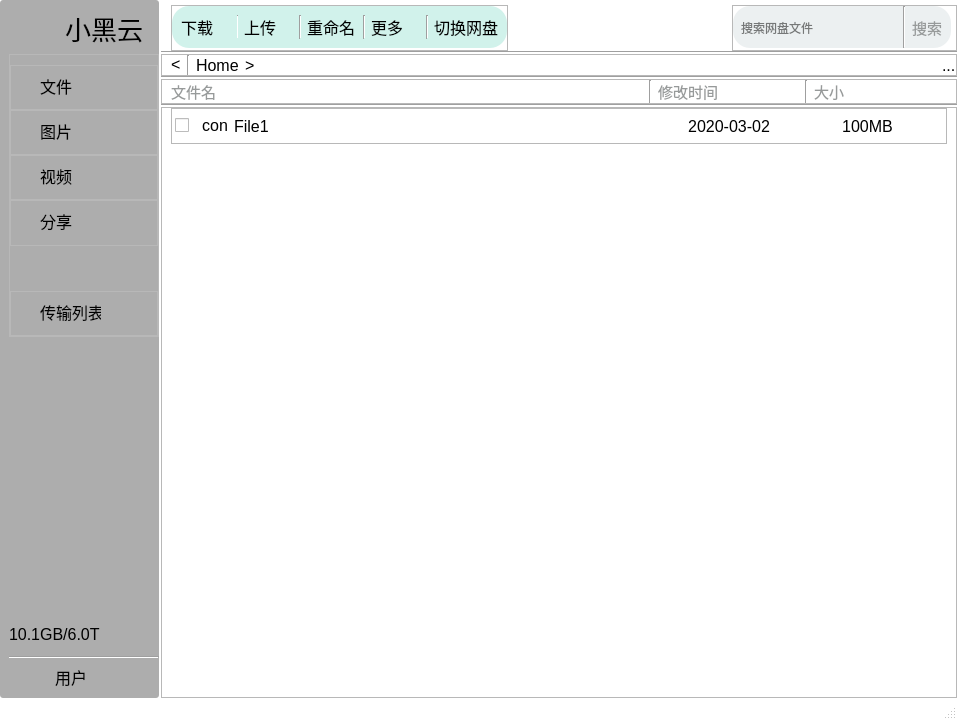
aibotez/SBCClientV2, file SBCclient.ui: the form before one commit.
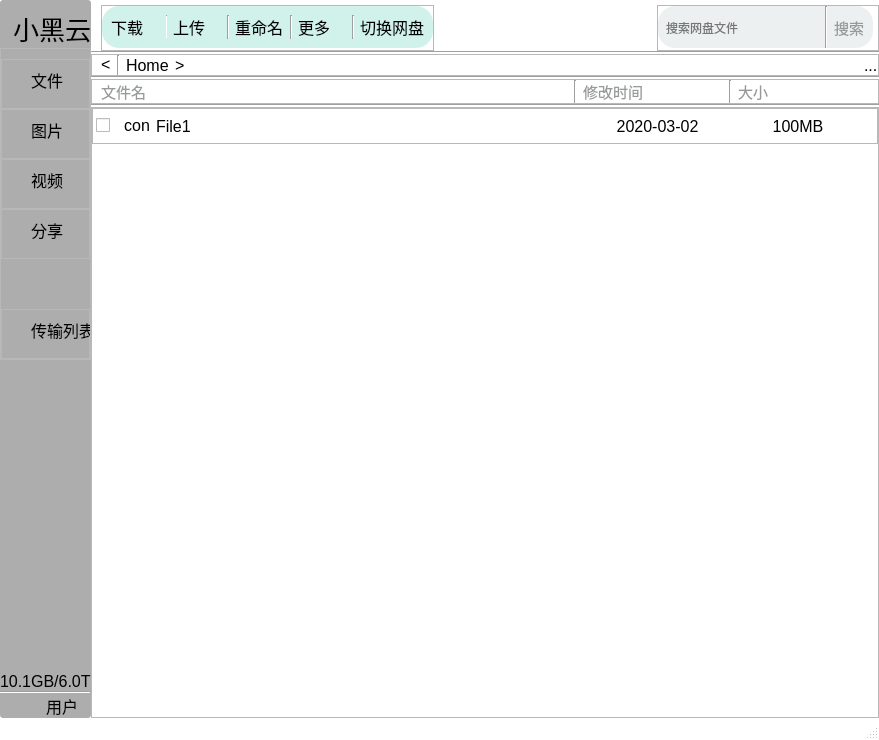
The form after the commit. Icons and pictures are not drawn.

Diff of the .ui file:
```diff
--- a/SBCclient.ui
+++ b/SBCclient.ui
@@ -6,8 +6,8 @@
    <rect>
     <x>0</x>
     <y>0</y>
-    <width>957</width>
-    <height>720</height>
+    <width>879</width>
+    <height>740</height>
    </rect>
   </property>
   <property name="font">
@@ -58,9 +58,9 @@
 }</string>
   </property>
   <widget class="QWidget" name="centralwidget">
-   <layout class="QHBoxLayout" name="horizontalLayout_8">
+   <layout class="QHBoxLayout" name="horizontalLayout_5" stretch="1">
     <property name="spacing">
-     <number>2</number>
+     <number>0</number>
     </property>
     <property name="leftMargin">
      <number>0</number>
@@ -72,6 +72,11 @@
      <number>0</number>
     </property>
     <property name="bottomMargin">
+     <number>0</number>
+    </property>
+    <item>
+     <layout class="QHBoxLayout" name="horizontalLayout">
+      <property name="spacing">
      <number>0</number>
     </property>
     <item>
@@ -89,9 +94,21 @@
        <enum>QFrame::Raised</enum>
       </property>
       <layout class="QVBoxLayout" name="verticalLayout_5">
+         <property name="spacing">
+          <number>0</number>
+         </property>
+         <property name="leftMargin">
+          <number>0</number>
+         </property>
+         <property name="topMargin">
+          <number>9</number>
+         </property>
        <property name="rightMargin">
         <number>0</number>
        </property>
+         <property name="bottomMargin">
+          <number>0</number>
+         </property>
        <item>
         <layout class="QHBoxLayout" name="horizontalLayout_6" stretch="1,1">
          <item>
@@ -418,10 +435,7 @@
      </widget>
     </item>
     <item>
-     <layout class="QVBoxLayout" name="verticalLayout_2" stretch="1,1,12">
-      <property name="spacing">
-       <number>0</number>
-      </property>
+       <layout class="QVBoxLayout" name="verticalLayout_2">
       <item>
        <layout class="QHBoxLayout" name="horizontalLayout_4" stretch="3,2,2">
         <property name="leftMargin">
@@ -927,8 +941,6 @@
        </layout>
       </item>
       <item>
-       <layout class="QHBoxLayout" name="horizontalLayout" stretch="0">
-        <item>
          <widget class="QScrollArea" name="scrollArea">
           <property name="sizePolicy">
            <sizepolicy hsizetype="Expanding" vsizetype="Expanding">
@@ -976,17 +988,29 @@
             <rect>
              <x>0</x>
              <y>0</y>
-             <width>795</width>
-             <height>571</height>
+             <width>737</width>
+             <height>583</height>
             </rect>
            </property>
            <property name="layoutDirection">
             <enum>Qt::LeftToRight</enum>
            </property>
            <layout class="QFormLayout" name="formLayout">
+            <property name="verticalSpacing">
+             <number>0</number>
+            </property>
+            <property name="leftMargin">
+             <number>0</number>
+            </property>
             <property name="topMargin">
              <number>0</number>
             </property>
+            <property name="rightMargin">
+             <number>0</number>
+            </property>
+            <property name="bottomMargin">
+             <number>0</number>
+            </property>
             <item row="0" column="0" colspan="2">
              <widget class="QFrame" name="frame_13">
               <property name="minimumSize">
@@ -1077,6 +1101,18 @@
                      <verstretch>0</verstretch>
                     </sizepolicy>
                    </property>
+                   <property name="minimumSize">
+                    <size>
+                     <width>0</width>
+                     <height>30</height>
+                    </size>
+                   </property>
+                   <property name="maximumSize">
+                    <size>
+                     <width>16777215</width>
+                     <height>36</height>
+                    </size>
+                   </property>
                    <property name="cursor">
                     <cursorShape>PointingHandCursor</cursorShape>
                    </property>
```
Left out of the diff: 2 changed lines with no effect on the pictures. Lines whose indentation alone changed are shown as unchanged.
